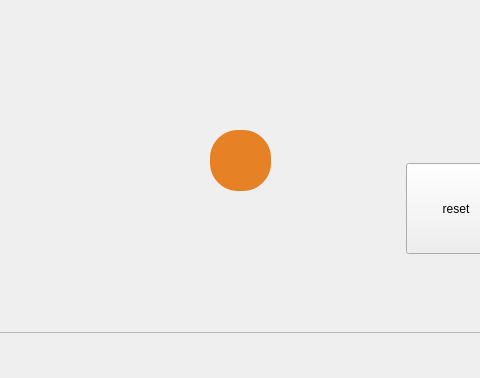
Qt form mainwindow.ui (robertmorelli/color_alchemy) before a commit; both pictures show x 244 to 724 and y 208 to 586 of the 950 by 586 pixel window.
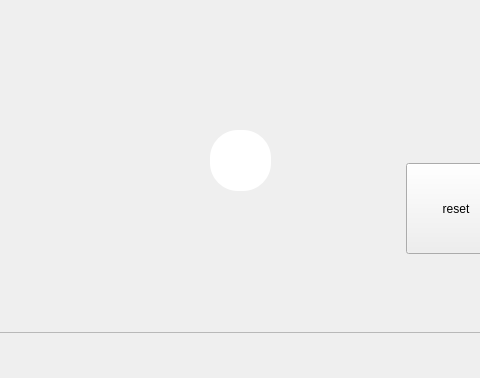
The same form after that commit. Icons and pictures are not drawn. Custom widgets are drawn as their Qt base class.

Commit message: Default white

```diff
--- a/mainwindow.ui
+++ b/mainwindow.ui
@@ -170,7 +170,7 @@
       </property>
       <property name="styleSheet">
        <string notr="true">image: none;
-background-color: #E68125;
+background-color: #FFFFFF;
 border-image: none;
 border-radius: 28px;
 </string>
```
Left out of the diff: 2 changed lines with no effect on the pictures. The commit also changes 1 other file.
